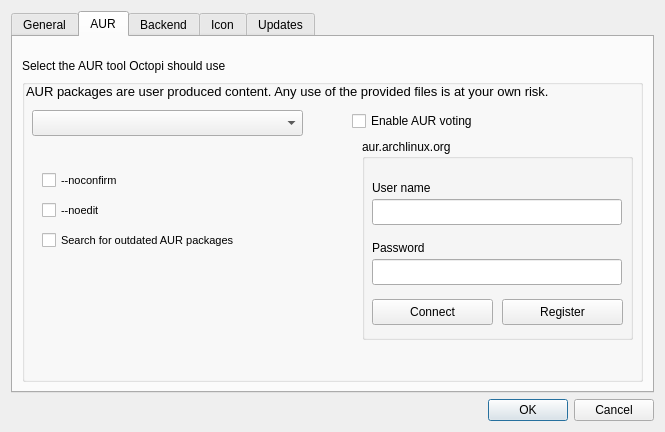
First picture: the form in ui/optionsdialog.ui, repository aarnt/octopi, before the edit.
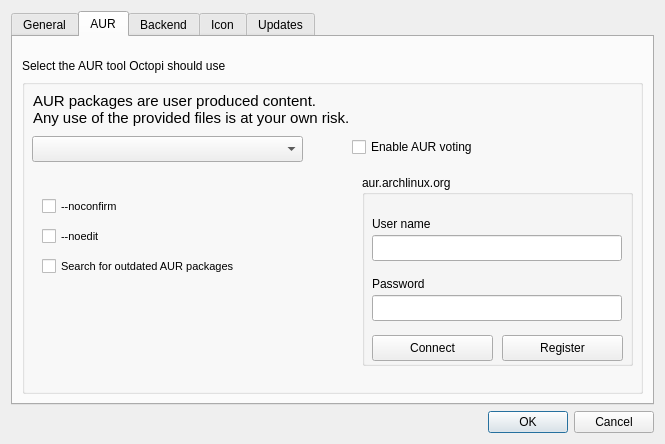
Second picture: the form after the edit.

Commit message: - Options Dialog fixes.

```diff
--- a/ui/optionsdialog.ui
+++ b/ui/optionsdialog.ui
@@ -10,13 +10,13 @@
     <x>0</x>
     <y>0</y>
     <width>665</width>
-    <height>432</height>
+    <height>444</height>
    </rect>
   </property>
   <property name="minimumSize">
    <size>
     <width>665</width>
-    <height>432</height>
+    <height>444</height>
    </size>
   </property>
   <property name="windowTitle">
@@ -161,7 +161,7 @@
             <property name="geometry">
              <rect>
               <x>20</x>
-              <y>90</y>
+              <y>116</y>
               <width>131</width>
               <height>22</height>
              </rect>
@@ -179,7 +179,7 @@
             <property name="geometry">
              <rect>
               <x>20</x>
-              <y>120</y>
+              <y>146</y>
               <width>131</width>
               <height>22</height>
              </rect>
@@ -197,7 +197,7 @@
             <property name="geometry">
              <rect>
               <x>20</x>
-              <y>150</y>
+              <y>176</y>
               <width>311</width>
               <height>22</height>
              </rect>
@@ -215,7 +215,7 @@
             <property name="geometry">
              <rect>
               <x>10</x>
-              <y>31</y>
+              <y>57</y>
               <width>271</width>
               <height>26</height>
              </rect>
@@ -225,9 +225,9 @@
             <property name="geometry">
              <rect>
               <x>340</x>
-              <y>60</y>
+              <y>96</y>
               <width>271</width>
-              <height>201</height>
+              <height>191</height>
              </rect>
             </property>
             <property name="title">
@@ -310,7 +310,7 @@
             <property name="geometry">
              <rect>
               <x>330</x>
-              <y>30</y>
+              <y>56</y>
               <width>261</width>
               <height>24</height>
              </rect>
@@ -322,22 +322,23 @@
            <widget class="QLabel" name="lblAURWarning">
             <property name="geometry">
              <rect>
-              <x>4</x>
-              <y>3</y>
-              <width>611</width>
-              <height>19</height>
+              <x>11</x>
+              <y>10</y>
+              <width>601</width>
+              <height>41</height>
              </rect>
             </property>
             <property name="font">
              <font>
-              <pointsize>10</pointsize>
+              <pointsize>11</pointsize>
              </font>
             </property>
             <property name="toolTip">
              <string>AUR packages are user produced content. Any use of the provided files is at your own risk.</string>
             </property>
             <property name="text">
-             <string>AUR packages are user produced content. Any use of the provided files is at your own risk.</string>
+             <string>AUR packages are user produced content. 
+Any use of the provided files is at your own risk.</string>
             </property>
             <property name="textFormat">
              <enum>Qt::AutoText</enum>
```
Left out of the diff: 2 changed lines with no effect on the pictures.
